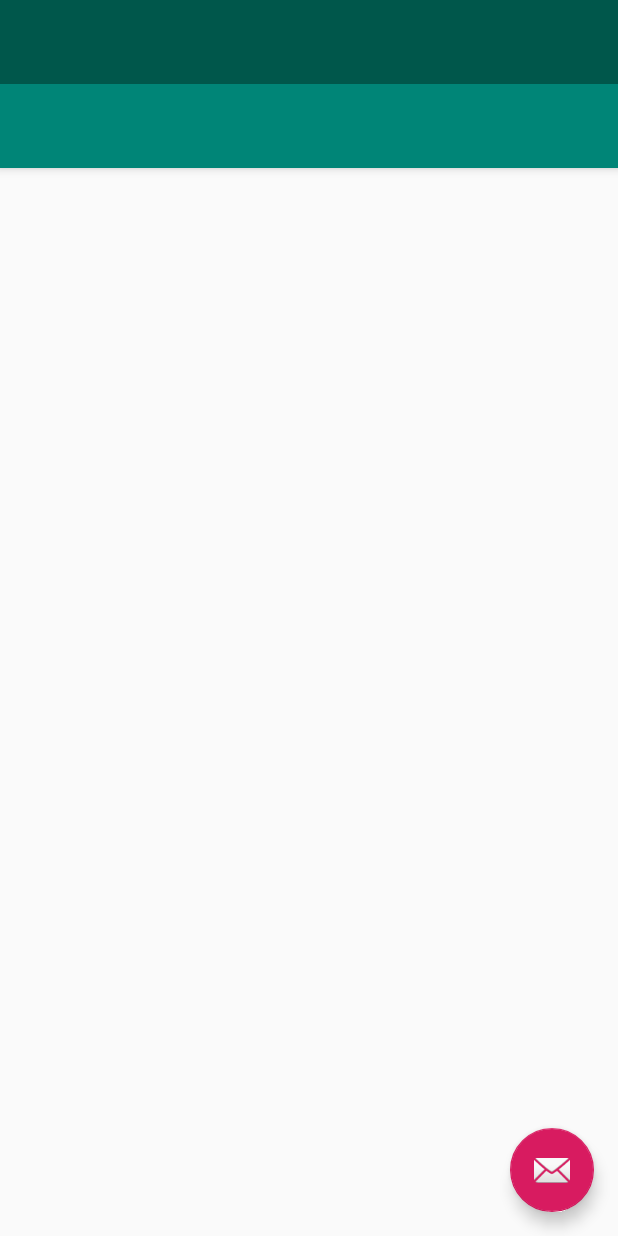
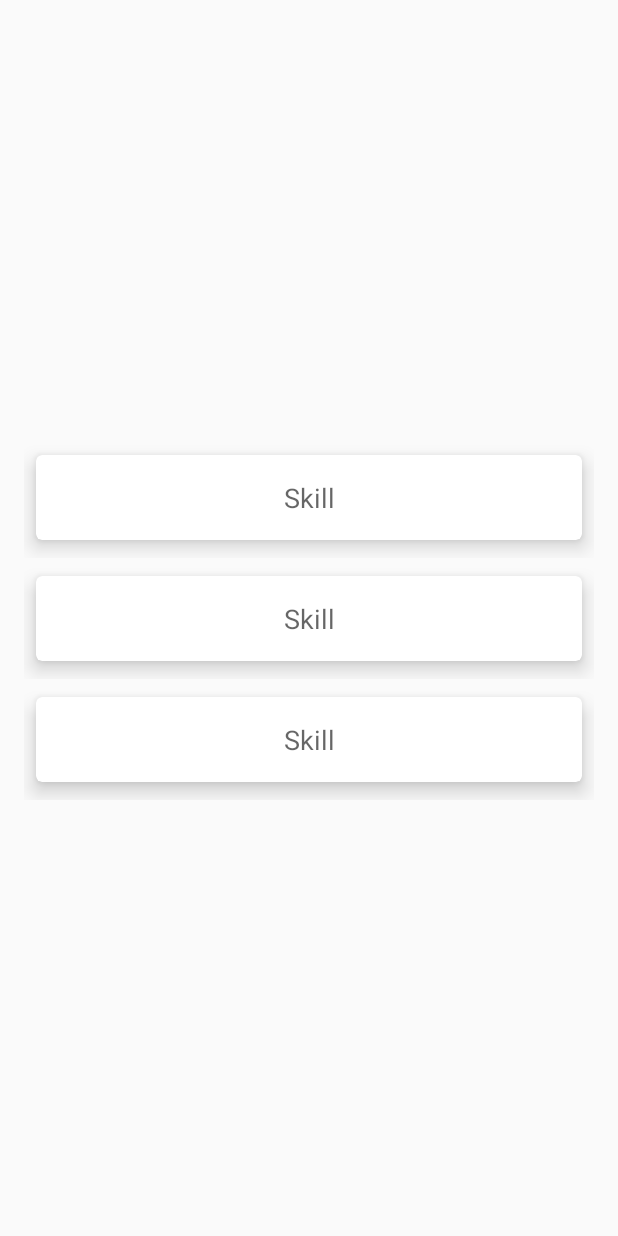
Before and after one commit to Elisvobs/skillar, an Android app: the layout activity_skills.xml on its own in the app's theme, with its tools: preview values and no code run, on a phone screen of 412 x 824 dp. Run offline under Robolectric (Android 15) with nearby library versions, the phone set to English and light mode, and no system bars.

Commit message:
Making it better

```diff
--- a/app/src/main/AndroidManifest.xml
+++ b/app/src/main/AndroidManifest.xml
@@ -9,10 +9,11 @@
         android:roundIcon="@mipmap/ic_launcher_round"
         android:supportsRtl="true"
         android:theme="@style/AppTheme">
+        <activity android:name=".HealthyLife"></activity>
         <activity
             android:name=".Skills"
             android:label="@string/title_activity_skills"
-            android:theme="@style/AppTheme.NoActionBar"></activity>
+            android:theme="@style/AppTheme.NoActionBar" />
         <activity android:name=".MainActivity">
             <intent-filter>
                 <action android:name="android.intent.action.MAIN" />
--- a/app/src/main/res/layout/content_skills.xml
+++ b/app/src/main/res/layout/activity_healthy_life.xml
@@ -4,8 +4,6 @@
     xmlns:tools="http://schemas.android.com/tools"
     android:layout_width="match_parent"
     android:layout_height="match_parent"
-    app:layout_behavior="@string/appbar_scrolling_view_behavior"
-    tools:showIn="@layout/app_bar_main">
-
+    tools:context=".HealthyLife">
 
 </androidx.constraintlayout.widget.ConstraintLayout>
--- a/app/src/main/res/layout/activity_skills.xml
+++ b/app/src/main/res/layout/activity_skills.xml
@@ -1,25 +1,24 @@
 <?xml version="1.0" encoding="utf-8"?>
-<androidx.drawerlayout.widget.DrawerLayout xmlns:android="http://schemas.android.com/apk/res/android"
+<androidx.constraintlayout.widget.ConstraintLayout
+    xmlns:android="http://schemas.android.com/apk/res/android"
     xmlns:app="http://schemas.android.com/apk/res-auto"
     xmlns:tools="http://schemas.android.com/tools"
-    android:id="@+id/drawer_layout"
     android:layout_width="match_parent"
     android:layout_height="match_parent"
-    android:fitsSystemWindows="true"
-    tools:openDrawer="start">
+    app:layout_behavior="@string/appbar_scrolling_view_behavior"
+    tools:context=".Skills">
 
-    <com.google.android.material.navigation.NavigationView
-        android:id="@+id/nav_view"
-        android:layout_width="wrap_content"
-        android:layout_height="match_parent"
-        android:layout_gravity="start"
-        android:fitsSystemWindows="true"
-        app:headerLayout="@layout/nav_header_skills"
-        app:menu="@menu/activity_skills_drawer" />
-
-    <include
-        layout="@layout/app_bar_skills"
+    <androidx.recyclerview.widget.RecyclerView
+        android:id="@+id/skills_list"
         android:layout_width="match_parent"
-        android:layout_height="match_parent" />
-
-</androidx.drawerlayout.widget.DrawerLayout>
+        android:layout_height="wrap_content"
+        android:layout_marginStart="16dp"
+        android:layout_marginTop="16dp"
+        android:layout_marginEnd="16dp"
+        android:layout_marginBottom="16dp"
+        app:layout_constraintBottom_toBottomOf="parent"
+        app:layout_constraintEnd_toEndOf="parent"
+        app:layout_constraintStart_toStartOf="parent"
+        app:layout_constraintTop_toTopOf="parent"
+        tools:listitem="@layout/skill_list" />
+</androidx.constraintlayout.widget.ConstraintLayout>
--- a/app/src/main/res/layout/app_bar_skills.xml
+++ /dev/null
@@ -1,33 +0,0 @@
-<?xml version="1.0" encoding="utf-8"?>
-<androidx.coordinatorlayout.widget.CoordinatorLayout xmlns:android="http://schemas.android.com/apk/res/android"
-    xmlns:app="http://schemas.android.com/apk/res-auto"
-    xmlns:tools="http://schemas.android.com/tools"
-    android:layout_width="match_parent"
-    android:layout_height="match_parent"
-    tools:context=".Skills">
-
-    <com.google.android.material.appbar.AppBarLayout
-        android:layout_width="match_parent"
-        android:layout_height="wrap_content"
-        android:theme="@style/AppTheme.AppBarOverlay">
-
-        <androidx.appcompat.widget.Toolbar
-            android:id="@+id/toolbar"
-            android:layout_width="match_parent"
-            android:layout_height="?attr/actionBarSize"
-            android:background="?attr/colorPrimary"
-            app:popupTheme="@style/AppTheme.PopupOverlay" />
-
-    </com.google.android.material.appbar.AppBarLayout>
-
-    <com.google.android.material.floatingactionbutton.FloatingActionButton
-        android:id="@+id/fab"
-        android:layout_width="wrap_content"
-        android:layout_height="wrap_content"
-        android:layout_gravity="bottom|end"
-        android:layout_margin="@dimen/fab_margin"
-        app:srcCompat="@android:drawable/ic_dialog_email" />
-
-    <include layout="@layout/content_skills" />
-
-</androidx.coordinatorlayout.widget.CoordinatorLayout>
--- /dev/null
+++ b/app/src/main/res/layout/skill_list.xml
@@ -0,0 +1,35 @@
+<?xml version="1.0" encoding="utf-8"?>
+<FrameLayout xmlns:android="http://schemas.android.com/apk/res/android"
+    android:layout_width="match_parent"
+    android:layout_height="wrap_content"
+    xmlns:app="http://schemas.android.com/apk/res-auto">
+
+    <com.google.android.material.card.MaterialCardView
+        android:layout_height="wrap_content"
+        android:layout_width="match_parent"
+        app:contentPadding="16dp"
+        app:cardUseCompatPadding="true"
+        app:cardPreventCornerOverlap="false"
+        app:cardElevation="8dp"
+        app:cardCornerRadius="4dp"
+        android:id="@+id/card_view">
+
+        <androidx.constraintlayout.widget.ConstraintLayout
+            android:layout_height="wrap_content"
+            android:layout_width="match_parent">
+
+            <TextView
+                android:layout_height="wrap_content"
+                android:layout_width="0dp"
+                android:id="@+id/text_skill"
+                app:layout_constraintTop_toTopOf="parent"
+                app:layout_constraintStart_toStartOf="parent"
+                app:layout_constraintEnd_toEndOf="parent"
+                android:textAppearance="@style/TextAppearance.AppCompat.Medium"
+                android:textAlignment="center"
+                android:text="Skill"/>
+
+        </androidx.constraintlayout.widget.ConstraintLayout>
+
+    </com.google.android.material.card.MaterialCardView>
+</FrameLayout>
--- a/app/src/main/res/menu/activity_skills_drawer.xml
+++ /dev/null
@@ -1,38 +0,0 @@
-<?xml version="1.0" encoding="utf-8"?>
-<menu xmlns:android="http://schemas.android.com/apk/res/android"
-    xmlns:tools="http://schemas.android.com/tools"
-    tools:showIn="navigation_view">
-
-    <group android:checkableBehavior="single">
-        <item
-            android:id="@+id/nav_home"
-            android:icon="@drawable/ic_menu_camera"
-            android:title="@string/menu_home" />
-        <item
-            android:id="@+id/nav_gallery"
-            android:icon="@drawable/ic_menu_gallery"
-            android:title="@string/menu_gallery" />
-        <item
-            android:id="@+id/nav_slideshow"
-            android:icon="@drawable/ic_menu_slideshow"
-            android:title="@string/menu_slideshow" />
-        <item
-            android:id="@+id/nav_tools"
-            android:icon="@drawable/ic_menu_manage"
-            android:title="@string/menu_tools" />
-    </group>
-
-    <item android:title="Communicate">
-        <menu>
-            <item
-                android:id="@+id/nav_share"
-                android:icon="@drawable/ic_menu_share"
-                android:title="@string/menu_share" />
-            <item
-                android:id="@+id/nav_send"
-                android:icon="@drawable/ic_menu_send"
-                android:title="@string/menu_send" />
-        </menu>
-    </item>
-
-</menu>
```
Also changed, not shown: app/src/main/java/com/elisvobs/skillar/HealthyLife.java (added, +29 -0 lines), app/src/main/java/com/elisvobs/skillar/Skill.java (added, +9 -0 lines), app/src/main/java/com/elisvobs/skillar/Skills.java (+40 -102 lines), app/src/main/java/com/elisvobs/skillar/SkillsAdapter.java (added, +45 -0 lines), app/src/main/res/layout/nav_header_skills.xml (deleted, +0 -36 lines), app/src/main/res/menu/skills.xml (deleted, +0 -9 lines).
